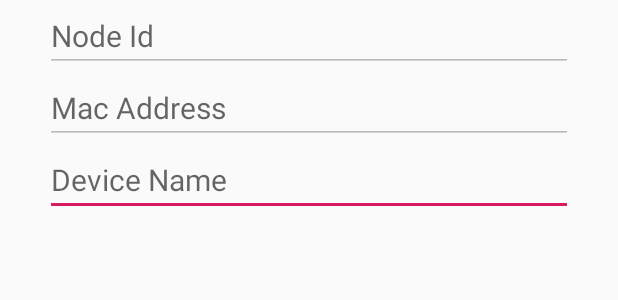
After one commit to grizzythesnowman/MeshNetApp, an Android app: the layout layout_node_edit_dialog.xml on its own in the app's theme, with its tools: preview values and no code run, on a phone screen of 412 x 824 dp. The commit adds this screen. Shown: the top 300 px of the screen. Run offline under Robolectric (Android 15) with nearby library versions, the phone set to English and light mode, and no system bars.

Commit message:
updated dialog layout

```diff
--- a/app/src/main/java/com/example/meshnetapp/NodeEditDialog.java
+++ b/app/src/main/java/com/example/meshnetapp/NodeEditDialog.java
@@ -30,7 +30,7 @@ public class NodeEditDialog extends AppCompatDialogFragment {
     public Dialog onCreateDialog(Bundle savedInstanceState){
         AlertDialog.Builder builder = new AlertDialog.Builder(getActivity()) ;
         LayoutInflater inflater = getActivity().getLayoutInflater();
-        View view = inflater.inflate(R.layout.layout_edit_node_dialog, null);
+        View view = inflater.inflate(R.layout.layout_node_edit_dialog, null);
 
         IPAddress = getArguments().getString("ip");
         DeviceName = getArguments().getString("name");
--- /dev/null
+++ b/app/src/main/res/layout/layout_node_edit_dialog.xml
@@ -0,0 +1,42 @@
+<?xml version="1.0" encoding="utf-8"?>
+<GridLayout xmlns:android="http://schemas.android.com/apk/res/android"
+    xmlns:app="http://schemas.android.com/apk/res-auto"
+    xmlns:tools="http://schemas.android.com/tools"
+    android:layout_width="match_parent"
+    android:layout_height="match_parent"
+    android:columnCount="1"
+    android:rowCount="5">
+
+    <EditText
+        android:id="@+id/txtId"
+        android:hint="Node Id"
+        android:layout_width="match_parent"
+        android:layout_height="wrap_content"
+        android:layout_marginRight="30dp"
+        android:layout_marginLeft="30dp"
+        android:textSize="20dp"
+        android:singleLine="true"
+        android:enabled="false" />
+
+    <EditText
+        android:id="@+id/txtMac"
+        android:hint="Mac Address"
+        android:layout_width="match_parent"
+        android:layout_height="wrap_content"
+        android:layout_marginRight="30dp"
+        android:layout_marginLeft="30dp"
+        android:textSize="20dp"
+        android:singleLine="true"
+        android:enabled="false"/>
+
+    <EditText
+        android:id="@+id/txtName"
+        android:hint="Device Name"
+        android:layout_width="match_parent"
+        android:layout_height="wrap_content"
+        android:layout_marginRight="30dp"
+        android:layout_marginLeft="30dp"
+        android:textSize="20dp"
+        android:singleLine="true" />
+
+</GridLayout>
```
Also changed, not shown: app/src/main/res/layout/layout_edit_node_dialog.xml (deleted, +0 -72 lines).
